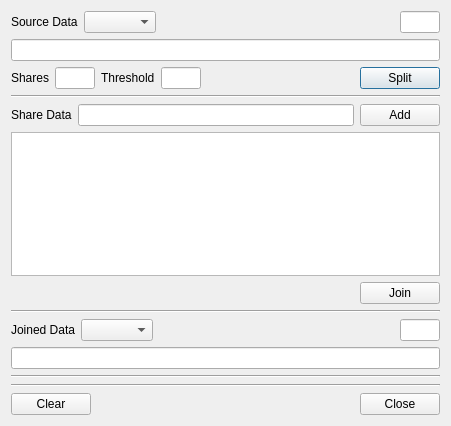
Old version of the form BerEditor/sss_dlg.ui in the repository jykim74/BerEditor.
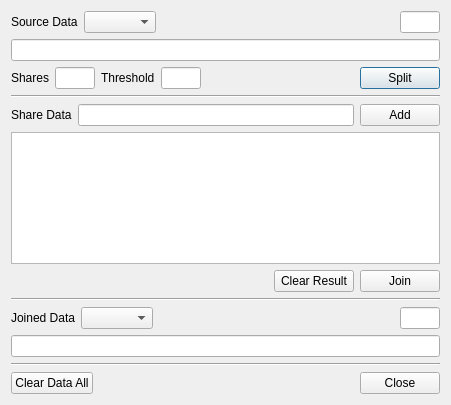
New version of the form.

Diff of the .ui file:
```diff
--- a/BerEditor/sss_dlg.ui
+++ b/BerEditor/sss_dlg.ui
@@ -7,7 +7,7 @@
     <x>0</x>
     <y>0</y>
     <width>451</width>
-    <height>426</height>
+    <height>405</height>
    </rect>
   </property>
   <property name="windowTitle">
@@ -161,7 +161,7 @@
      <property name="topMargin">
       <number>0</number>
      </property>
-     <item row="0" column="1">
+     <item row="0" column="2">
       <widget class="QPushButton" name="mJoinBtn">
        <property name="text">
         <string>Join</string>
@@ -181,6 +181,13 @@
        </property>
       </spacer>
      </item>
+     <item row="0" column="1">
+      <widget class="QPushButton" name="mClearResultBtn">
+       <property name="text">
+        <string>Clear Result</string>
+       </property>
+      </widget>
+     </item>
     </layout>
    </item>
    <item>
@@ -237,20 +244,6 @@
      </property>
     </widget>
    </item>
-   <item>
-    <widget class="Line" name="line_3">
-     <property name="orientation">
-      <enum>Qt::Horizontal</enum>
-     </property>
-    </widget>
-   </item>
-   <item>
-    <layout class="QGridLayout" name="gridLayout_2">
-     <property name="topMargin">
-      <number>0</number>
-     </property>
-    </layout>
-   </item>
    <item>
     <widget class="Line" name="line">
      <property name="orientation">
@@ -286,7 +279,7 @@
      <item row="0" column="0">
       <widget class="QPushButton" name="mClearBtn">
        <property name="text">
-        <string>Clear</string>
+        <string>Clear Data All</string>
        </property>
       </widget>
      </item>
```
Left out of the diff: 3 changed lines with no effect on the pictures.
